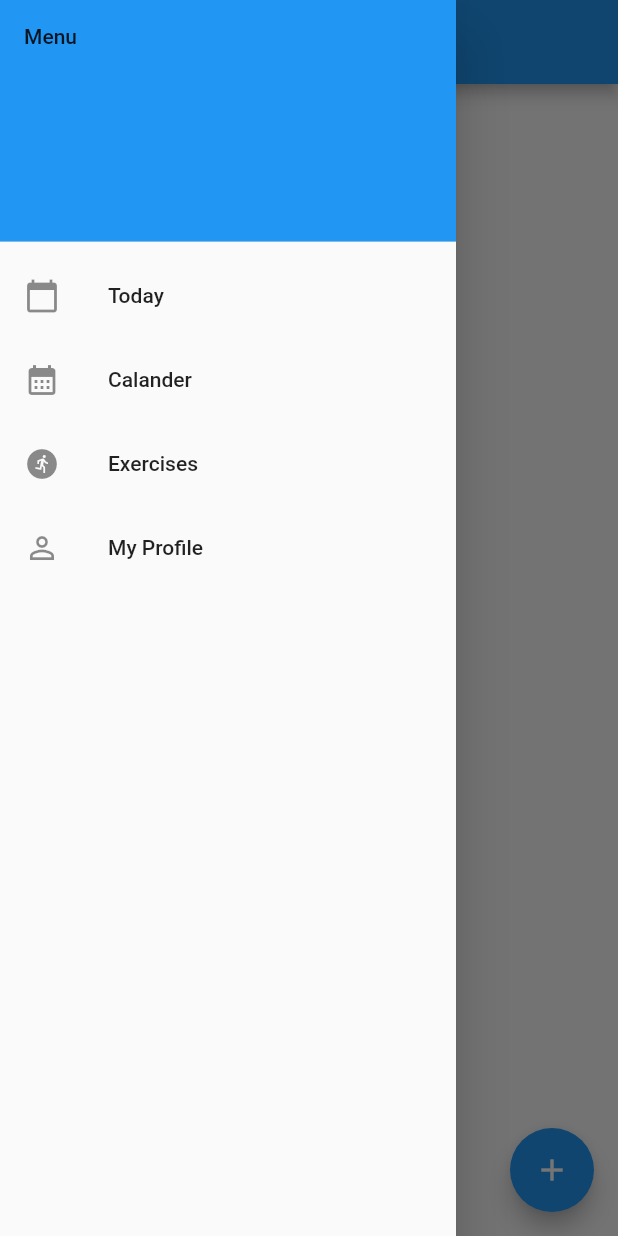
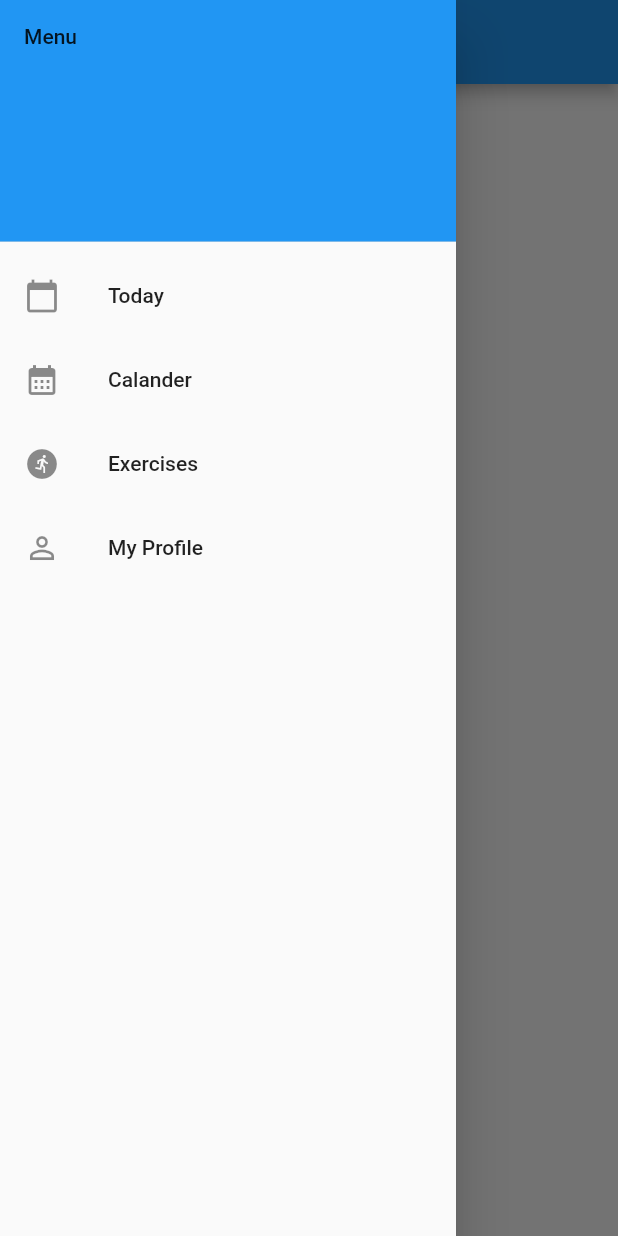
Before and after one commit to dkolosa/spotter, a Flutter app: the screen it shows after launch, with the side drawer open, on a phone screen of 412 x 824 dp. Run offline on Flutter 3.47's test engine with Material 2 defaults, Android fonts, the phone set to English and light mode, and no system bars; our stand-ins replace hive, hive_flutter, table_calendar; missing offline and left inert: dart:ffi; accounts and stored records are empty.

Commit message:
Update main.dart

```diff
--- a/lib/main.dart
+++ b/lib/main.dart
@@ -51,9 +51,6 @@ class _StartPageState extends State<StartPage> {
             ),
           ],
         ),
-        floatingActionButton: FloatingActionButton(
-          child: const Icon(Icons.add),
-        ),
         drawer: Drawer(
           child: ListView(
             children: [
```
